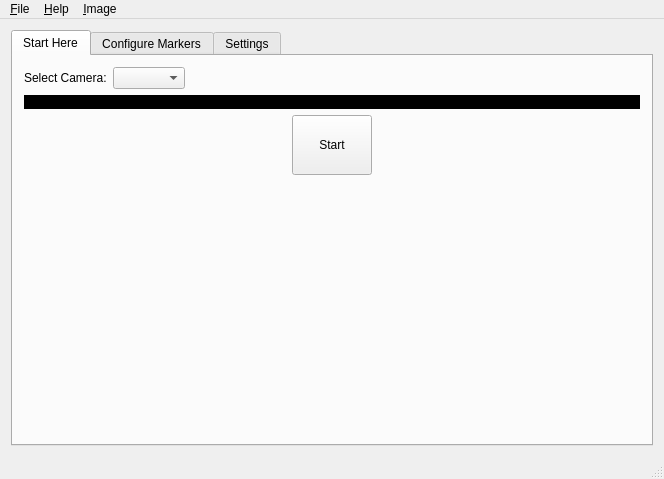
This is src/ishara.ui in saikatbsk/Ishara as Qt 5 draws it before an edit. The edited form follows.
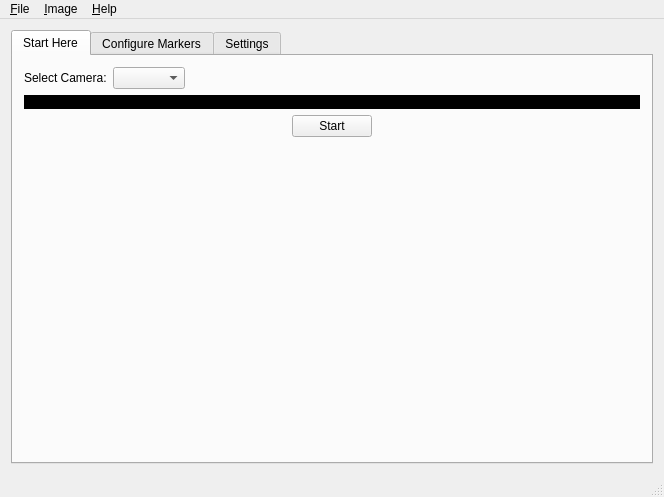
This is the edited form. Icons and pictures are not drawn.

```diff
--- a/src/ishara.ui
+++ b/src/ishara.ui
@@ -7,7 +7,7 @@
     <x>0</x>
     <y>0</y>
     <width>664</width>
-    <height>479</height>
+    <height>497</height>
    </rect>
   </property>
   <property name="windowTitle">
@@ -66,12 +66,6 @@
          <layout class="QGridLayout" name="gridLayout_12">
           <item row="0" column="1">
            <widget class="QPushButton" name="btnStartStop">
-            <property name="minimumSize">
-             <size>
-              <width>80</width>
-              <height>60</height>
-             </size>
-            </property>
             <property name="font">
              <font>
               <pointsize>9</pointsize>
@@ -836,7 +830,7 @@
      <x>0</x>
      <y>0</y>
      <width>664</width>
-     <height>19</height>
+     <height>30</height>
     </rect>
    </property>
    <widget class="QMenu" name="menuFile">
@@ -868,8 +862,8 @@
     <addaction name="menuGrab_Frame"/>
    </widget>
    <addaction name="menuFile"/>
-   <addaction name="menuHelp"/>
    <addaction name="menuImage"/>
+   <addaction name="menuHelp"/>
   </widget>
   <widget class="QStatusBar" name="statusBar"/>
   <action name="actionQuit">
```
Left out of the diff: 12 changed lines with no effect on the pictures.
